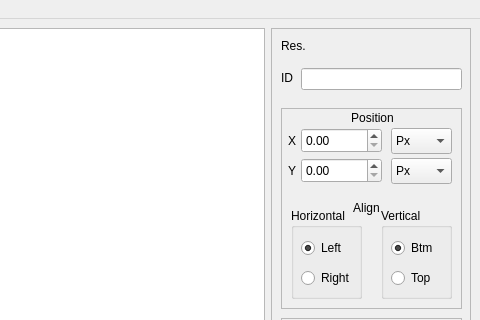
Before: the Qt Designer form designer.ui in Nepherhotep/terevaka-ui-builder, drawn with Qt 5; both pictures show x 618 to 1098 and y 0 to 320 of the 1098 by 549 pixel window.
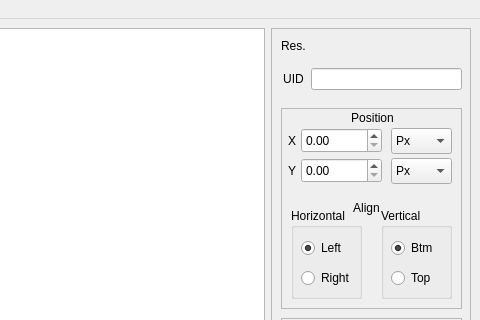
After: the same form once the commit is applied. Custom widgets are drawn as their Qt base class.

Commit message: renamed ID to UID

Patch:
```diff
--- a/designer.ui
+++ b/designer.ui
@@ -195,9 +195,9 @@
         <widget class="QLineEdit" name="resourceIdEdit">
          <property name="geometry">
           <rect>
-           <x>30</x>
+           <x>40</x>
            <y>40</y>
-           <width>161</width>
+           <width>151</width>
            <height>22</height>
           </rect>
          </property>
@@ -214,14 +214,17 @@
         <widget class="QLabel" name="label">
          <property name="geometry">
           <rect>
-           <x>10</x>
-           <y>42</y>
-           <width>21</width>
-           <height>16</height>
+           <x>7</x>
+           <y>41</y>
+           <width>31</width>
+           <height>20</height>
           </rect>
          </property>
          <property name="text">
-          <string>ID</string>
+          <string>UID</string>
+         </property>
+         <property name="alignment">
+          <set>Qt::AlignCenter</set>
          </property>
         </widget>
         <widget class="QFrame" name="frame_2">
```
